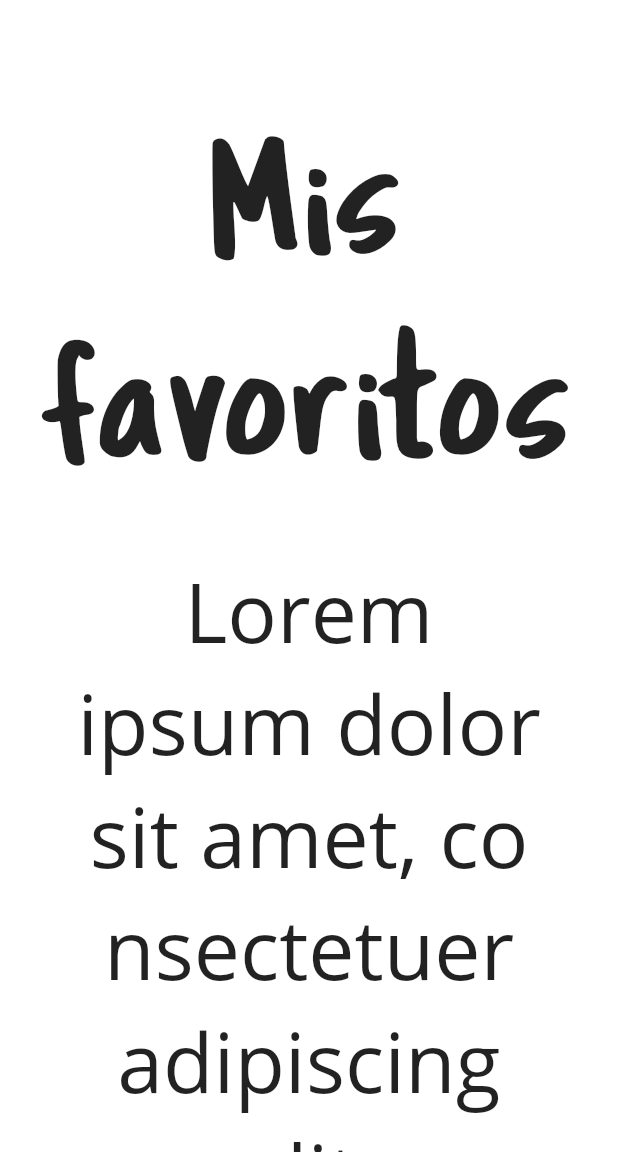
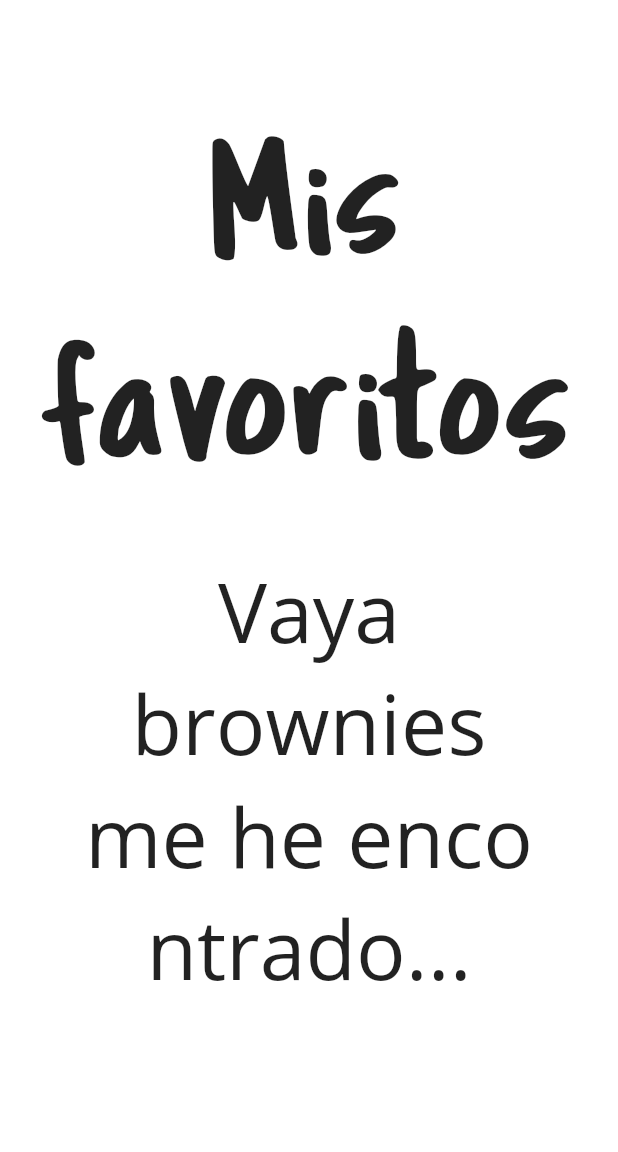
Before and after one commit to albertodelviejo/el_brownie_app, a Flutter app: the FavScreen screen opened directly, on a phone screen of 412 x 824 dp, the part 84-1236 px from its top. Run offline on Flutter 3.47's test engine with Material 2 defaults, Android fonts, the light colour scheme and no system bars; our stand-ins replace after_layout, cloud_firestore, dotted_border, firebase_auth, firebase_core, firebase_storage and 10 more; missing offline and left inert: admob_flutter, flutter_facebook_login, flutter_google_places, flutter_share_me, generic_bloc_provider, geocoder and 2 more; accounts and stored records are empty.

Commit message:
New features

```diff
--- a/lib/ui/screens/add/request_screen.dart
+++ b/lib/ui/screens/add/request_screen.dart
@@ -273,11 +273,13 @@ class _RequestScreenState extends State<RequestScreen> {
                     setState(() {
                       loading = true;
                     });
+
                     String cif = cifController.text;
                     double price = double.parse(widget.price) * 100;
                     String finalPrice = price.toStringAsFixed(0);
                     var response = await StripeService.payWithNewCard(
                         amount: finalPrice, currency: 'EUR');
+
                     switch (_value) {
                       case 0:
                         reason = claim_opt_1;
@@ -307,6 +309,7 @@ class _RequestScreenState extends State<RequestScreen> {
                         content: Text(response.message),
                         duration: Duration(seconds: 5),
                       ));
+                      Navigator.pop(context);
                     } else {
                       Scaffold.of(context).showSnackBar(SnackBar(
                         content: Text(response.message),
--- a/lib/ui/screens/fav/fav_screen.dart
+++ b/lib/ui/screens/fav/fav_screen.dart
@@ -7,6 +7,7 @@ import 'package:firebase_auth/firebase_auth.dart';
 import 'package:flutter/material.dart';
 import 'package:flutter_screenutil/flutter_screenutil.dart';
 import 'package:generic_bloc_provider/generic_bloc_provider.dart';
+import 'package:el_brownie_app/ui/utils/strings.dart';
 
 class FavScreen extends StatefulWidget {
   @override
@@ -75,7 +76,7 @@ class _FavScreenState extends State<FavScreen> {
             Padding(
               padding: EdgeInsets.symmetric(horizontal: 24),
               child: Text(
-                "Lorem ipsum dolor sit amet, consectetuer adipiscing elit,",
+                fav_screen_title,
                 style: Mystyle.regularTextStyle,
                 textAlign: TextAlign.center,
               ),
--- a/lib/ui/screens/home/losmas_screen.dart
+++ b/lib/ui/screens/home/losmas_screen.dart
@@ -2,12 +2,12 @@ import 'package:cloud_firestore/cloud_firestore.dart';
 import 'package:el_brownie_app/bloc/bloc_user.dart';
 import 'package:el_brownie_app/model/user.dart';
 import 'package:el_brownie_app/ui/utils/cardhome.dart';
-import 'package:el_brownie_app/ui/utils/cardlosmas.dart';
 import 'package:el_brownie_app/ui/utils/mystyle.dart';
 import 'package:el_brownie_app/ui/utils/noresutlt.dart';
 import 'package:flutter/material.dart';
 import 'package:flutter_screenutil/flutter_screenutil.dart';
 import 'package:generic_bloc_provider/generic_bloc_provider.dart';
+import 'package:el_brownie_app/ui/utils/strings.dart';
 
 class LosMasScreen extends StatefulWidget {
   @override
@@ -86,7 +86,7 @@ class _LosMasScreenState extends State<LosMasScreen> {
                 children: [
                   SizedBox(height: ScreenUtil().setHeight(40)),
                   Text(
-                    "Todos los Brownies",
+                    los_mas_screen_title,
                     style: Mystyle.titleTextStyle.copyWith(
                       fontSize: ScreenUtil().setSp(100),
                       color: Colors.black87,
--- a/lib/ui/utils/strings.dart
+++ b/lib/ui/utils/strings.dart
@@ -43,6 +43,10 @@ const String share_button_pop = "Compartir por Whatsapp";
 const String notification_empty_text =
     "Entérate del estado de tu reclamación,\nnuevos mensajes y más.";
 
+const String fav_screen_title = "Vaya brownies me he encontrado...";
+
+const String los_mas_screen_title = "Los más Warros!";
+
 const category_list = [
   "Veggie",
   "Oriental",
--- a/pubspec.yaml
+++ b/pubspec.yaml
@@ -35,6 +35,7 @@ dependencies:
   flutter_facebook_login: ^3.0.0
   flutter_google_places: ^0.2.6
   flutter_image_compress: ^0.7.0
+  flutter_launcher_icons: ^0.8.1
   flutter_screenutil: ^3.1.1
   flutter_share_me: ^0.9.2
   flutter_signin_button: ^1.1.0
@@ -57,6 +58,11 @@ dependencies:
 dev_dependencies:
   flutter_test:
     sdk: flutter
+
+flutter_icons:
+  android: "launcher_icon"
+  ios: true
+  image_path: "assets/icon/icon.png"
 
 # For information on the generic Dart part of this file, see the
 # following page: https://dart.dev/tools/pub/pubspec
```
Also changed, not shown: assets/icon/icon.png (added), pubspec.lock, 4 other files.
